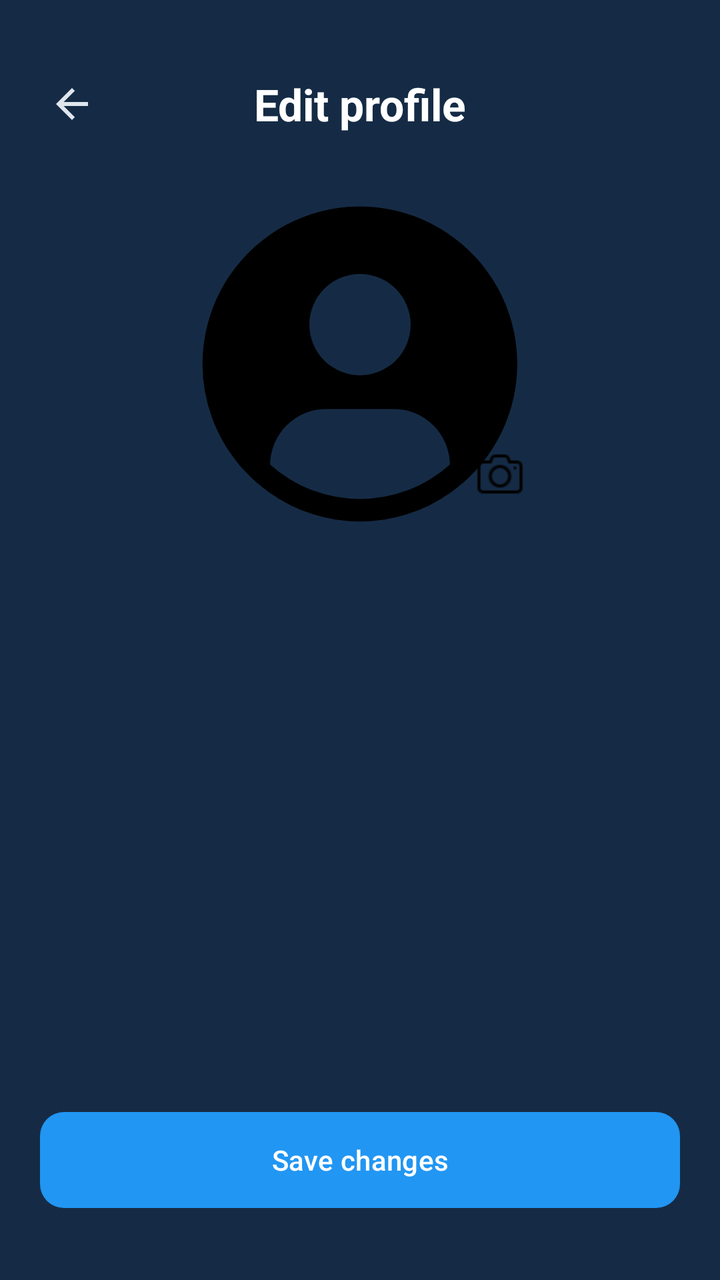
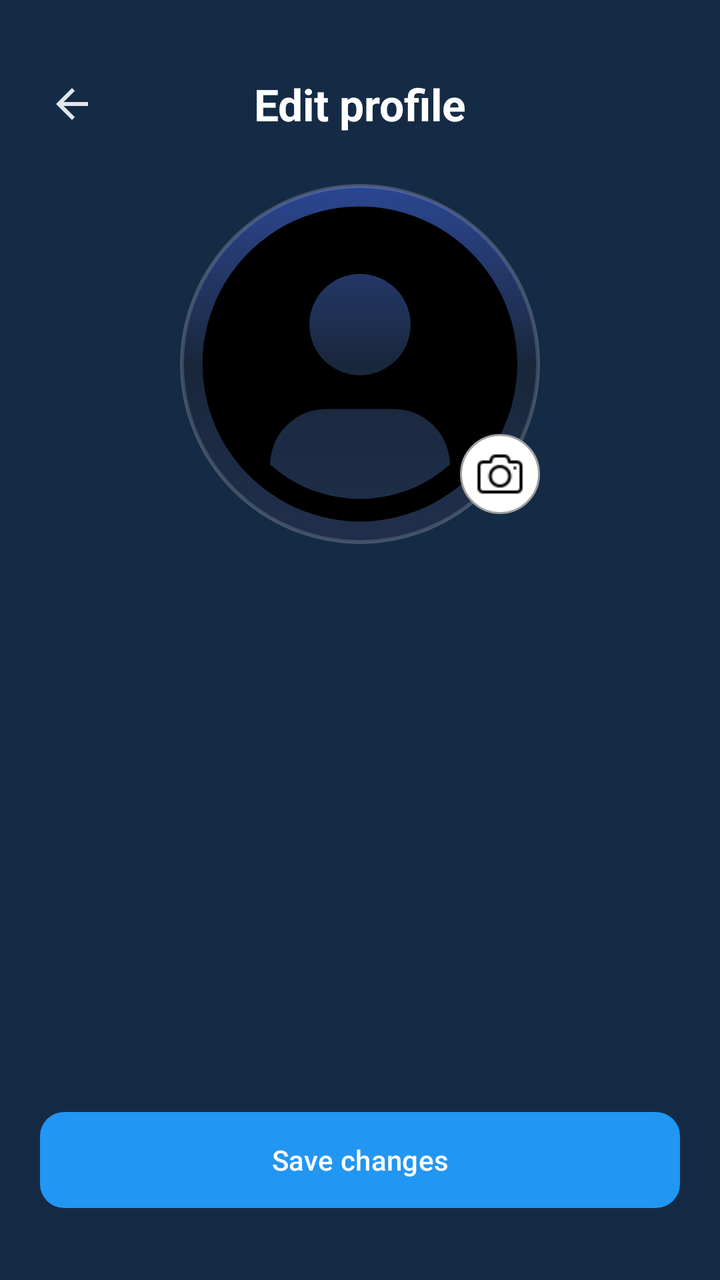

Two renders of the same Android screen: before a commit and after it. Below are the layout's source before the change and the commit's diff.
<!-- AndroidManifest.xml: application theme AppTheme -->
<!-- res/layout/fragment_edit_profile.xml -->
<?xml version="1.0" encoding="utf-8"?>
<androidx.constraintlayout.widget.ConstraintLayout
    xmlns:android="http://schemas.android.com/apk/res/android"
    xmlns:app="http://schemas.android.com/apk/res-auto"
    android:id="@+id/constraintRoot"
    android:layout_width="match_parent"
    android:layout_height="match_parent"
    android:background="@color/background_color"
    android:padding="20dp"
    android:fitsSystemWindows="false">

    
    <androidx.constraintlayout.widget.ConstraintLayout
        android:id="@+id/headerLayout"
        android:layout_width="0dp"
        android:layout_height="wrap_content"
        android:layout_marginTop="16dp"
        app:layout_constraintTop_toTopOf="parent"
        app:layout_constraintStart_toStartOf="parent"
        app:layout_constraintEnd_toEndOf="parent">

        
        <ImageView
            android:id="@+id/btnBack"
            android:layout_width="32dp"
            android:layout_height="32dp"
            android:src="@drawable/ic_back"
            android:scaleType="center"
            app:tint="?attr/colorOnSurface"
            android:clickable="true"
            android:focusable="true"
            android:contentDescription="@string/edit_profile_back_button_desc"
            app:layout_constraintStart_toStartOf="parent"
            app:layout_constraintTop_toTopOf="parent" />

        
        <TextView
            android:id="@+id/tvTitle"
            style="@style/TextAppearance.Aqua.EditProfileTitle"
            android:layout_width="wrap_content"
            android:layout_height="wrap_content"
            android:text="@string/edit_profile_title"
            app:layout_constraintTop_toTopOf="parent"
            app:layout_constraintBottom_toBottomOf="parent"
            app:layout_constraintStart_toStartOf="parent"
            app:layout_constraintEnd_toEndOf="parent" />
    </androidx.constraintlayout.widget.ConstraintLayout>

    
    <FrameLayout
        android:id="@+id/photoContainer"
        android:layout_width="wrap_content"
        android:layout_height="wrap_content"
        android:layout_marginTop="24dp"
        app:layout_constraintTop_toBottomOf="@id/headerLayout"
        app:layout_constraintStart_toStartOf="parent"
        app:layout_constraintEnd_toEndOf="parent">

        <ImageView
            android:id="@+id/ivEditProfilePhoto"
            android:layout_width="180dp"
            android:layout_height="180dp"
            android:src="@drawable/ic_profile_placeholder"
            android:scaleType="fitCenter"
            android:clipToOutline="true"
            android:clickable="true"
            android:focusable="true"
            android:contentDescription="@string/edit_profile_photo_desc" />

        <ImageView
            android:id="@+id/ivCameraIcon"
            android:layout_width="40dp"
            android:layout_height="40dp"
            android:src="@drawable/ic_camera"
            android:padding="8dp"
            android:layout_gravity="bottom|end"
            android:layout_marginBottom="15dp"
            android:clickable="true"
            android:focusable="true"
            android:contentDescription="@string/edit_profile_camera_icon_desc" />
    </FrameLayout>

    
    <com.google.android.material.button.MaterialButton
        android:id="@+id/btnSave"
        style="@style/Widget.Aqua.PrimaryButton"
        android:layout_width="0dp"
        android:layout_height="wrap_content"
        android:text="@string/edit_profile_save_button"
        android:contentDescription="@string/edit_profile_save_button_desc"
        android:layout_marginBottom="16dp"
        app:layout_constraintBottom_toBottomOf="parent"
        app:layout_constraintStart_toStartOf="parent"
        app:layout_constraintEnd_toEndOf="parent" />

</androidx.constraintlayout.widget.ConstraintLayout>
<!-- resources referenced by this layout -->
<resources>
  <color name="background_color">#152B45</color>
  <!-- drawable ic_back (drawable) -->
  <?xml version="1.0" encoding="utf-8"?>
  <vector xmlns:android="http://schemas.android.com/apk/res/android"
      android:width="24dp"
      android:height="24dp"
      android:viewportWidth="24"
      android:viewportHeight="24">
  
      <path
          android:fillColor="@android:color/white"
          android:pathData="M20,11H7.83L13.42,5.41L12,4l-8,8 8,8 1.41,-1.41L7.83,13H20v-2z" />
  </vector>
  <string name="edit_profile_back_button_desc">Go back to settings</string>
  <string name="edit_profile_camera_icon_desc">Change profile photo</string>
  <string name="edit_profile_photo_desc">Profile photo</string>
  <string name="edit_profile_save_button">Save changes</string>
  <string name="edit_profile_save_button_desc">Save profile changes</string>
  <string name="edit_profile_title">Edit profile</string>
  <style name="TextAppearance.Aqua.EditProfileTitle" parent="TextAppearance.Material3.TitleLarge">
      <item name="android:textColor">@android:color/white</item>
      <item name="android:textStyle">bold</item>
  </style>
  <style name="Widget.Aqua.PrimaryButton" parent="Widget.Material3.Button">
      <item name="android:textColor">@android:color/white</item>
      <item name="cornerRadius">12dp</item>
      <item name="android:insetTop">0dp</item>
      <item name="android:insetBottom">0dp</item>
      <item name="android:paddingTop">12dp</item>
      <item name="android:paddingBottom">12dp</item>
  </style>
  <color name="md_theme_light_primary">#2196F3</color>
  <color name="md_theme_light_onPrimary">#FFFFFF</color>
  <color name="md_theme_light_secondary">#4A6363</color>
  <color name="md_theme_light_onSecondary">#FFFFFF</color>
  <color name="md_theme_light_background">#152B45</color>
  <color name="md_theme_light_surface">#152B45</color>
  <color name="md_theme_light_onSurface">#E0E6ED</color>
  <color name="md_theme_light_surfaceVariant">#233042</color>
  <color name="md_theme_light_onSurfaceVariant">#5C6B75</color>
  <color name="md_theme_light_outline">#455A64</color>
  <color name="md_theme_light_outlineVariant">#37474F</color>
  <color name="md_theme_light_error">#D32F2F</color>
  <color name="md_theme_light_onError">#FFFFFF</color>
  <!-- unchanged entries left out for length: 3 -->
</resources>

<!-- the commit's change to res/layout/fragment_edit_profile.xml (unified diff, before → after) -->
@@ -60,6 +60,7 @@
             android:id="@+id/ivEditProfilePhoto"
             android:layout_width="180dp"
             android:layout_height="180dp"
+			android:background="@drawable/profile_background"
             android:src="@drawable/ic_profile_placeholder"
             android:scaleType="fitCenter"
             android:clipToOutline="true"
@@ -71,6 +72,7 @@
             android:id="@+id/ivCameraIcon"
             android:layout_width="40dp"
             android:layout_height="40dp"
+			android:background="@drawable/profile_background_small"
             android:src="@drawable/ic_camera"
             android:padding="8dp"
             android:layout_gravity="bottom|end"
<!-- resource entries referenced after the edit -->
@@ -13,6 +13,41 @@
           android:fillColor="@android:color/white"
           android:pathData="M20,11H7.83L13.42,5.41L12,4l-8,8 8,8 1.41,-1.41L7.83,13H20v-2z" />
   </vector>
+  <!-- drawable profile_background (drawable) -->
+  <?xml version="1.0" encoding="utf-8"?>
+  <layer-list xmlns:android="http://schemas.android.com/apk/res/android">
+  
+      
+      <item>
+          <shape android:shape="oval">
+              <gradient
+                  android:type="linear"
+                  android:angle="270"
+                  android:startColor="#1E3A8A"
+                  android:centerColor="#0A192F"
+                  android:endColor="#112240" />
+              <stroke
+                  android:width="2dp"
+                  android:color="#33FFFFFF" />
+          </shape>
+      </item>
+  
+      
+      <item android:top="2dp" android:left="2dp" android:right="2dp" android:bottom="2dp">
+          <shape android:shape="oval">
+              <solid android:color="#10FFFFFF" />
+          </shape>
+      </item>
+  </layer-list>
+  <!-- drawable profile_background_small (drawable) -->
+  <?xml version="1.0" encoding="utf-8"?>
+  <shape xmlns:android="http://schemas.android.com/apk/res/android"
+      android:shape="oval">
+      <solid android:color="#FFFFFF"/>
+      <stroke
+          android:width="1dp"
+          android:color="#A0A0A0"/>
+  </shape>
   <string name="edit_profile_back_button_desc">Go back to settings</string>
   <string name="edit_profile_camera_icon_desc">Change profile photo</string>
   <string name="edit_profile_photo_desc">Profile photo</string>
